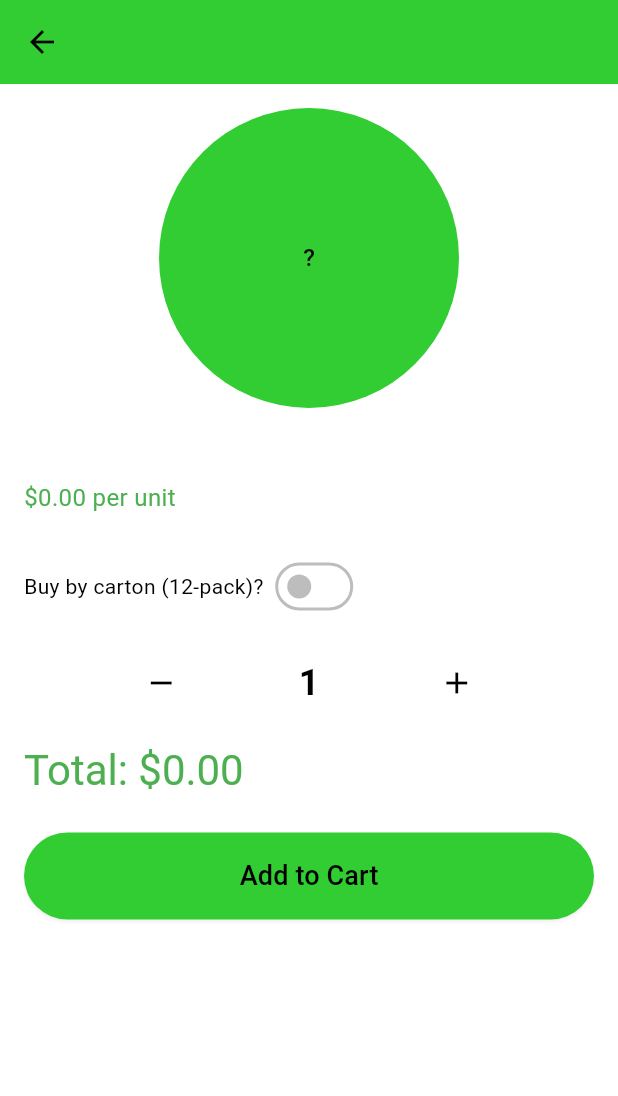
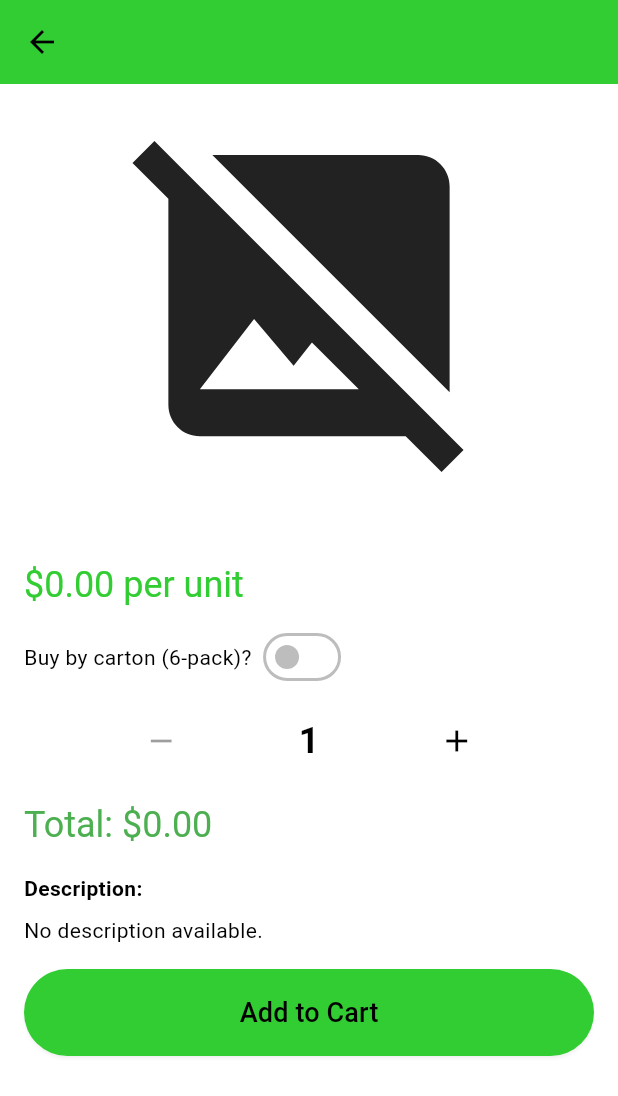
Before and after one commit to stevesheridanios/drinks2u, a Flutter app: the ProductDetailScreen screen opened directly with empty values, on a phone screen of 412 x 824 dp. Shown: the top 1096 px of the screen. Run offline on Flutter 3.47's test engine with Material 3 defaults, Android fonts, the phone set to English and light mode, and no system bars; our stand-ins replace cloud_firestore, firebase_auth, firebase_core, package_info_plus, shared_preferences; missing offline and left inert: mailer; accounts and stored records are empty.

```diff
--- a/lib/models/product.dart
+++ b/lib/models/product.dart
@@ -7,7 +7,7 @@ class Product {
   final double regional; // Regional customer price
   final double cost; // Supplier cost (for internal use)
   final String? image; // Nullable: Handles null for products without images
-  final String description;
+  final String description; // Final: Preserved in clones
 
   Product({
     required this.id,
@@ -48,15 +48,34 @@ class Product {
         sanitizedImage = pathPrefix + filename;
       }
     }
+
+    final desc = json['description'] ?? ''; // Safe default
+    print('Product.fromJson for ${json['name'] ?? 'Unnamed'}: description="$desc"'); // Debug: Log on creation
+
     return Product(
       id: int.tryParse(json['id']?.toString() ?? '0') ?? 0,
       name: json['name'] ?? '',
       category: json['category'] ?? '',
       metro: double.tryParse(json['metro']?.toString() ?? '0') ?? 0.0,
       regional: double.tryParse(json['regional']?.toString() ?? '0') ?? 0.0,
-      cost: double.tryParse(json['price']?.toString() ?? '0') ?? 0.0, // Map old 'price' to cost
+      cost: double.tryParse(json['cost']?.toString() ?? json['price']?.toString() ?? '0') ?? 0.0, // Prefer 'cost', fallback to 'price'
       image: sanitizedImage,
-      description: json['description'] ?? '',
+      description: desc,
     );
   }
+
+  // toJson if needed for cart/save (e.g., order export)
+  Map<String, dynamic> toJson() {
+    return {
+      'id': id,
+      'name': name,
+      'category': category,
+      'metro': metro,
+      'regional': regional,
+      'cost': cost,
+      'price': price, // Current price (post-mode)
+      'image': image,
+      'description': description,
+    };
+  }
 }
--- a/lib/products_screen.dart
+++ b/lib/products_screen.dart
@@ -2,22 +2,27 @@ import 'package:flutter/material.dart';
 import 'package:flutter/services.dart' show rootBundle;
 import 'package:flutter/foundation.dart'; // For kDebugMode
 import 'dart:convert';
+import 'dart:math'; // For min()
 import 'package:shared_preferences/shared_preferences.dart'; // For pricing mode
 import '../models/product.dart';
 import '../cart_manager.dart';
 import 'screens/product_detail_screen.dart';
 import 'package:cloud_firestore/cloud_firestore.dart';
+
 class ProductsScreen extends StatefulWidget {
   const ProductsScreen({super.key});
+
   @override
   State<ProductsScreen> createState() => _ProductsScreenState();
 }
+
 class _ProductsScreenState extends State<ProductsScreen> {
   List<Product> allProducts = [];
   List<Product> filteredProducts = [];
   String selectedCategory = 'Aloe Vera'; // Default to Aloe Vera
   bool isLoading = true; // Track loading state explicitly
   bool _isLoaded = false; // Prevent double-loading
+
   // Your 9 categories + 'All' for filtering (matched to hardcoded keys)
   List<String> categories = [
     'All',
@@ -31,6 +36,7 @@ class _ProductsScreenState extends State<ProductsScreen> {
     'Soft Drink',
     'Water',
   ];
+
   @override
   void initState() {
     super.initState();
@@ -39,6 +45,7 @@ class _ProductsScreenState extends State<ProductsScreen> {
       _isLoaded = true;
     }
   }
+
   Future<void> loadProducts() async {
     setState(() => isLoading = true); // Always show spinner for refresh
     _isLoaded = false; // Reset for refresh (allows re-load)
@@ -46,13 +53,16 @@ class _ProductsScreenState extends State<ProductsScreen> {
     try {
       final snapshot = await FirebaseFirestore.instance.collection('products').get();
       print('Firestore snapshot docs: ${snapshot.docs.length}'); // Debug: Fetched count
-      final List<dynamic> data = snapshot.docs.map((doc) {
+      final List<dynamic> data = [];
+      for (var doc in snapshot.docs) { // For loop for per-doc trace
         final mapData = doc.data();
-        return {
+        final rawDesc = mapData['description']; // Raw before default
+        final mappedDesc = rawDesc ?? ''; // After default
+        final mappedItem = {
           'id': doc.id,
           'sku': mapData['sku'] ?? '',
           'name': mapData['name'] ?? '',
-          'description': mapData['description'] ?? '',
+          'description': mappedDesc, // Use mapped
           'storageLocation': mapData['storageLocation'] ?? '',
           'category': mapData['category'] ?? '',
           'metro': double.tryParse(mapData['metro']?.toString() ?? '0') ?? 0.0,
@@ -63,11 +73,29 @@ class _ProductsScreenState extends State<ProductsScreen> {
           'initialSupplier': mapData['initialSupplier'] ?? '',
           'sellByUnit': mapData['sellByUnit'] ?? false,
           'sellByCarton': mapData['sellByCarton'] ?? false,
-          'regional': double.tryParse(mapData['regional']?.toString() ?? '0') ?? 0.0, // Fixed: double for price
+          'regional': double.tryParse(mapData['regional']?.toString() ?? '0') ?? 0.0,
           'archive': mapData['archive'] ?? false,
           'image': mapData['image'] ?? '',
         };
-      }).toList();
+        data.add(mappedItem);
+
+        // Per-doc debug: Raw vs mapped, especially for Nippys
+        if (kDebugMode) {
+          final name = mapData['name'] ?? 'Unnamed';
+          print('Firestore doc ${doc.id} (name: $name): raw description = "$rawDesc" (type: ${rawDesc.runtimeType}), mapped = "$mappedDesc"');
+          if (name.toLowerCase().contains('nippys')) {
+            print('*** NIPPYS TRACE: Doc $doc.id full raw data keys: ${mapData.keys.toList()}'); // Keys list for mismatch
+          }
+        }
+      }
+
+      // Temp diagnostic: Find Nippys and log full item
+      final nippysItem = data.firstWhere((item) => (item['name'] as String).contains('Nippys'), orElse: () => null);
+      if (nippysItem != null) {
+        print('*** NIPPYS FULL MAPPED ITEM: $nippysItem');
+        print('*** NIPPYS DESCRIPTION FROM MAPPED: "${nippysItem['description']}"');
+      }
+
       // Debug: Log first 3 items (remove after testing)
       for (int i = 0; i < data.length && i < 3; i++) {
         final item = data[i];
@@ -76,13 +104,14 @@ class _ProductsScreenState extends State<ProductsScreen> {
         print(' cartonQty: ${item['cartonQty']} (type: ${item['cartonQty'].runtimeType})');
         print(' regional: ${item['regional']} (type: ${item['regional'].runtimeType})');
         print(' price: ${item['price']} (type: ${item['price'].runtimeType})');
+        print(' description: "${item['description']}" (type: ${item['description'].runtimeType})'); // Added debug for description
       }
       print('Mapped ${data.length} items from Firestore'); // Debug: Parsed count
       if (mounted) {
         allProducts = []; // Clear to prevent duplication
         allProducts = data.map((json) => Product.fromJson(json)).toList(); // Sanitization happens in fromJson
         await _applyPricing(allProducts); // Apply dynamic pricing
-        filteredProducts = allProducts.where((p) => p.category == selectedCategory).toList(); // Default filter to Aloe Vera
+        filteredProducts = allProducts.where((p) => p.category == selectedCategory || selectedCategory == 'All').toList(); // Fixed filter for 'All'
         setState(() {
           isLoading = false;
           _isLoaded = true; // Re-set after successful load
@@ -101,7 +130,7 @@ class _ProductsScreenState extends State<ProductsScreen> {
           allProducts = []; // Clear to prevent duplication
           allProducts = jsonData.map((json) => Product.fromJson(json)).toList(); // Sanitization happens in fromJson
           await _applyPricing(allProducts); // Apply dynamic pricing
-          filteredProducts = allProducts.where((p) => p.category == selectedCategory).toList(); // Default filter to Aloe Vera
+          filteredProducts = allProducts.where((p) => p.category == selectedCategory || selectedCategory == 'All').toList(); // Fixed filter for 'All'
           setState(() {
             isLoading = false;
             _isLoaded = true; // Re-set after fallback
@@ -119,6 +148,7 @@ class _ProductsScreenState extends State<ProductsScreen> {
       }
     }
   }
+
   Future<void> _loadHardcodedProducts() async {
     if (_isLoaded) return; // Prevent double fallback
     print('Loading fallback hardcoded products...'); // Debug: Fallback start
@@ -127,13 +157,13 @@ class _ProductsScreenState extends State<ProductsScreen> {
       for (var item in items) {
         fallback.add(Product(
           id: fallback.length + 1, // Simple incremental ID
-          name: item['name'],
+          name: item['name'] ?? 'Unnamed',
           category: category,
           metro: item['price'] ?? 0.0, // Assume same for fallback (customize if needed)
           regional: item['price'] ?? 0.0,
           cost: item['price'] ?? 0.0, // Map to cost
-          image: item['image'] as String?, // Explicit nullable cast
-          description: '${item['name']} - A refreshing drink.', // Placeholder
+          image: item['image'] as String?,
+          description: item['description'] ?? '${item['name']} - A refreshing drink.', // Ensure description (add to map if missing)
         ));
       }
     });
@@ -141,7 +171,7 @@ class _ProductsScreenState extends State<ProductsScreen> {
       allProducts = []; // Clear to prevent duplication
       allProducts = fallback;
       await _applyPricing(allProducts); // Apply pricing to fallback too
-      filteredProducts = allProducts.where((p) => p.category == selectedCategory).toList(); // Default filter to Aloe Vera
+      filteredProducts = allProducts.where((p) => p.category == selectedCategory || selectedCategory == 'All').toList(); // Fixed filter for 'All'
       setState(() {
         isLoading = false;
         _isLoaded = true;
@@ -149,13 +179,16 @@ class _ProductsScreenState extends State<ProductsScreen> {
       });
     }
   }
+
   Future<void> _applyPricing(List<Product> products) async {
     final prefs = await SharedPreferences.getInstance();
     final String mode = prefs.getString('pricingMode') ?? 'regional';
     for (final product in products) {
       product.price = mode == 'metro' ? product.metro : product.regional;
+      print('Applied pricing for ${product.name}: $mode - New price: \$${product.price} (description preserved: "${product.description}")'); // Debug: Confirm description survives pricing
     }
   }
+
   void filterProducts(String category) {
     setState(() {
       selectedCategory = category;
@@ -167,6 +200,7 @@ class _ProductsScreenState extends State<ProductsScreen> {
       print('Filtered to ${filteredProducts.length} products for $category'); // Debug: Filter result
     });
   }
+
   Future<void> _addToCart(Product product) async {
     try {
       await CartManager.addToCart(product);
@@ -183,41 +217,43 @@ class _ProductsScreenState extends State<ProductsScreen> {
       }
     }
   }
-  // Keep your hardcoded map here temporarily for fallback
+
+  // Keep your hardcoded map here temporarily for fallback – Added descriptions
   Map<String, List<Map<String, dynamic>>> productsByCategory = {
     'Aloe Vera': [
-      {'name': 'Aloe Vera Lychee', 'price': 3.25, 'image': 'assets/images/aloe_lychee.png'},
-      {'name': 'Aloe Vera Mango', 'price': 3.50, 'image': 'assets/images/aloe_mango.png'},
-      {'name': 'Aloe Vera Original', 'price': 2.75, 'image': 'assets/images/aloe_original.png'},
-      {'name': 'Aloe Vera Peach', 'price': 3.00, 'image': 'assets/images/aloe_peach.png'},
-      {'name': 'Aloe Vera Watermelon', 'price': 3.25, 'image': 'assets/images/aloe_watermelon.png'},
+      {'name': 'Aloe Vera Lychee', 'price': 3.25, 'image': 'assets/images/aloe_lychee.png', 'description': 'Refreshing aloe vera with lychee flavor.'},
+      {'name': 'Aloe Vera Mango', 'price': 3.50, 'image': 'assets/images/aloe_mango.png', 'description': 'Tropical mango-infused aloe vera drink.'},
+      {'name': 'Aloe Vera Original', 'price': 2.75, 'image': 'assets/images/aloe_original.png', 'description': 'Pure aloe vera for hydration.'},
+      {'name': 'Aloe Vera Peach', 'price': 3.00, 'image': 'assets/images/aloe_peach.png', 'description': 'Sweet peach aloe vera blend.'},
+      {'name': 'Aloe Vera Watermelon', 'price': 3.25, 'image': 'assets/images/aloe_watermelon.png', 'description': 'Juicy watermelon aloe vera.'},
     ],
     'Coconut Water': [
-{'name': 'Coconut Water Original', 'price': 2.50, 'image': 'assets/images/coconut_original.png'},
-{'name': 'Coconut Water Mango', 'price': 3.00, 'image': null},
+      {'name': 'Coconut Water Original', 'price': 2.50, 'image': 'assets/images/coconut_original.png', 'description': 'Natural coconut water for electrolytes.'},
+      {'name': 'Coconut Water Mango', 'price': 3.00, 'image': null, 'description': 'Mango-flavored coconut water.'},
     ],
     'Energy Drink': [
-{'name': 'Energy Boost', 'price': 4.00, 'image': null},
+      {'name': 'Energy Boost', 'price': 4.00, 'image': null, 'description': 'High-energy boost with vitamins.'},
     ],
     'Flavoured Milk': [
-{'name': 'Chocolate Milk', 'price': 2.00, 'image': null},
+      {'name': 'Chocolate Milk', 'price': 2.00, 'image': null, 'description': 'Creamy chocolate milk.'},
     ],
     'Fruit Juice': [
-{'name': 'Orange Juice', 'price': 2.75, 'image': null},
+      {'name': 'Orange Juice', 'price': 2.75, 'image': null, 'description': 'Fresh squeezed orange juice.'},
     ],
     'Iced Tea': [
-{'name': 'Lemon Iced Tea', 'price': 2.25, 'image': null},
+      {'name': 'Lemon Iced Tea', 'price': 2.25, 'image': null, 'description': 'Refreshing lemon iced tea.'},
     ],
     'Mineral Water': [
-{'name': 'Sparkling Water', 'price': 1.50, 'image': null},
+      {'name': 'Sparkling Water', 'price': 1.50, 'image': null, 'description': 'Bubbly mineral water.'},
     ],
     'Soft Drink': [
-{'name': 'Cola', 'price': 2.00, 'image': null},
+      {'name': 'Cola', 'price': 2.00, 'image': null, 'description': 'Classic cola taste.'},
     ],
     'Water': [
-{'name': 'Pure Water', 'price': 1.00, 'image': null},
+      {'name': 'Pure Water', 'price': 1.00, 'image': null, 'description': 'Pure filtered water.'},
     ],
   };
+
   @override
   Widget build(BuildContext context) {
     return Scaffold(
@@ -276,6 +312,8 @@ children: [
                               // Debug print for image type detection
                               if (kDebugMode) {
                                 print('Debug: ${product.name} image="${product.image}" startsWith http: ${product.image?.startsWith("http") ?? false}');
+                                final previewLength = min(50, product.description.length);
+                                print('Debug: ${product.name} description preview: "${product.description.substring(0, previewLength)}..." (full length: ${product.description.length})'); // Safe substring with min + length
                               }
                               return Card(
                                 margin: const EdgeInsets.all(8.0),
@@ -322,8 +360,22 @@ children: [
                                             ))
                                       : CircleAvatar(child: Text(product.name.isNotEmpty ? product.name[0].toUpperCase() : '?')),
                                   title: Text(product.name),
-                                  subtitle: Text(
-                                    '\$${product.price.toStringAsFixed(2)}', // Price only, no description
+                                  subtitle: Column(
+                                    crossAxisAlignment: CrossAxisAlignment.start,
+                                    children: [
+                                      Text(
+                                        '\$${product.price.toStringAsFixed(2)}', // Price
+                                      ),
+                                      if (product.description.isNotEmpty)
+                                        Text(
+                                          product.description.length > 50
+                                              ? '${product.description.substring(0, min(50, product.description.length))}...'
+                                              : product.description,
+                                          style: Theme.of(context).textTheme.bodySmall,
+                                          maxLines: 2,
+                                          overflow: TextOverflow.ellipsis,
+                                        ), // Description preview – Safe substring
+                                    ],
                                   ),
                                   trailing: ElevatedButton(
                                     onPressed: () => _addToCart(product), // Quick add single
--- a/lib/screens/product_detail_screen.dart
+++ b/lib/screens/product_detail_screen.dart
@@ -1,57 +1,31 @@
 import 'package:flutter/material.dart';
+import 'package:flutter/foundation.dart'; // For kDebugMode
 import '../../models/product.dart';
 import '../../cart_manager.dart';
 
 class ProductDetailScreen extends StatefulWidget {
   final Product product;
   const ProductDetailScreen({super.key, required this.product});
-
   @override
   State<ProductDetailScreen> createState() => _ProductDetailScreenState();
 }
 
 class _ProductDetailScreenState extends State<ProductDetailScreen> {
-  int quantity = 1;
-  bool isCarton = false; // Toggle for carton (12-pack)
+  int _quantity = 1;
+  bool _isCarton = false; // Toggle unit vs carton
 
   @override
   void initState() {
     super.initState();
-    // Default to carton if desired, or single
-    if (isCarton) {
-      quantity = 12;
-    }
-  }
-
-  void _toggleCarton() {
-    setState(() {
-      isCarton = !isCarton;
-      quantity = isCarton ? 12 : 1;
-    });
-  }
-
-  void _incrementQuantity() {
-    setState(() {
-      quantity++;
-    });
-  }
-
-  void _decrementQuantity() {
-    if (quantity > 1) {
-      setState(() {
-        quantity--;
-      });
-    }
+    print('Detail init for ${widget.product.name} (ID: ${widget.product.id}): description = "${widget.product.description}" (length: ${widget.product.description.length})'); // Debug on entry
   }
 
   Future<void> _addToCart() async {
     try {
-      // Update CartManager to support initial quantity (modify addToCart to accept qty param)
-      await CartManager.addToCartWithQuantity(widget.product, quantity);
+      await CartManager.addToCart(widget.product); // Single add; update manager for qty if needed
       if (mounted) {
-        Navigator.pop(context); // Back to Products
         ScaffoldMessenger.of(context).showSnackBar(
-          SnackBar(content: Text('${widget.product.name} x$quantity added to cart!')),
+          SnackBar(content: Text('${widget.product.name} x${_quantity}${_isCarton ? ' carton' : ''} added to cart!')),
         );
       }
     } catch (e) {
@@ -65,112 +39,112 @@ class _ProductDetailScreenState extends State<ProductDetailScreen> {
 
   @override
   Widget build(BuildContext context) {
-    final double displayPrice = isCarton ? widget.product.price * 12 : widget.product.price;
-    final double total = displayPrice * quantity;
+    final product = widget.product;
+    final desc = product.description ?? ''; // Safe handling
+    final displayPrice = _isCarton ? (product.price * 6) : product.price; // Hardcoded carton = 6
+    final total = displayPrice * _quantity;
+    print('Build for ${product.name}: final desc = "$desc" (length: ${desc.length})'); // Debug on build
     return Scaffold(
       appBar: AppBar(
-        title: Text(widget.product.name),
-        backgroundColor: const Color(0xFF32CD32),
+        title: Text(product.name),
+        backgroundColor: const Color(0xFF32CD32), // Lime green
       ),
       body: SingleChildScrollView(
         padding: const EdgeInsets.all(16.0),
         child: Column(
           crossAxisAlignment: CrossAxisAlignment.start,
           children: [
-            // Image (updated: Network/Asset detection + error handling)
+            // Image
             Center(
-              child: (widget.product.image?.isNotEmpty ?? false)
-                  ? (widget.product.image!.startsWith('http')
+              child: (product.image?.isNotEmpty ?? false)
+                  ? (product.image!.startsWith('http')
                       ? Image.network(
-                          widget.product.image!,
-                          height: 200,
+                          product.image!,
+                          height: 250,
                           fit: BoxFit.contain,
                           loadingBuilder: (context, child, loadingProgress) =>
                               loadingProgress == null ? child : const CircularProgressIndicator(),
                           errorBuilder: (context, error, stackTrace) {
-                            print('Network image error in details for ${widget.product.name}: $error');
-                            return const Icon(Icons.image_not_supported, size: 200, color: Colors.grey);
+                            if (kDebugMode) print('Network image error: $error');
+                            return const Icon(Icons.error, size: 250);
                           },
                         )
                       : Image.asset(
-                          widget.product.image!,
-                          height: 200,
+                          product.image!,
+                          height: 250,
                           fit: BoxFit.contain,
                           errorBuilder: (context, error, stackTrace) {
-                            print('Asset image error in details for ${widget.product.name}: $error');
-                            return const Icon(Icons.image_not_supported, size: 200, color: Colors.grey);
+                            if (kDebugMode) print('Asset image error: $error');
+                            return const Icon(Icons.error, size: 250);
                           },
                         ))
-                  : CircleAvatar(
-                      radius: 100,
-                      child: Text(widget.product.name.isNotEmpty ? widget.product.name[0].toUpperCase() : '?'),
-                    ),
+                  : const Icon(Icons.image_not_supported, size: 250),
             ),
             const SizedBox(height: 16),
-            // Name and Price
+            // Name
             Text(
-              widget.product.name,
-              style: Theme.of(context).textTheme.headlineSmall,
+              product.name,
+              style: Theme.of(context).textTheme.headlineMedium,
             ),
+            // Price
             Text(
-              '\$${widget.product.price.toStringAsFixed(2)} per unit',
-              style: const TextStyle(fontSize: 16, color: Colors.green),
+              '\$${product.price.toStringAsFixed(2)} per unit',
+              style: Theme.of(context).textTheme.headlineSmall?.copyWith(color: const Color(0xFF32CD32)),
             ),
             const SizedBox(height: 8),
-            // Description (from products table, with label for clarity)
-            if (widget.product.description.isNotEmpty)
-              Padding(
-                padding: const EdgeInsets.only(top: 8.0, bottom: 8.0),
-                child: Column(
-                  crossAxisAlignment: CrossAxisAlignment.start,
-                  children: [
-                    Text(
-                      'Description:',
-                      style: Theme.of(context).textTheme.titleMedium?.copyWith(fontWeight: FontWeight.bold),
-                    ),
-                    const SizedBox(height: 4),
-                    Text(
-                      widget.product.description,
-                      style: Theme.of(context).textTheme.bodyMedium,
-                    ),
-                  ],
-                ),
-              ),
-            const SizedBox(height: 16),
-            // Carton Toggle
+            // Toggle Unit/Carton
             Row(
               children: [
-                const Text('Buy by carton (12-pack)? '),
+                const Text('Buy by carton (6-pack)? '),
                 Switch(
-                  value: isCarton,
-                  onChanged: (_) => _toggleCarton(),
+                  value: _isCarton,
+                  onChanged: (_) {
+                    setState(() {
+                      _isCarton = ! _isCarton;
+                      _quantity = _isCarton ? 1 : _quantity;
+                    });
+                  },
                 ),
               ],
             ),
-            if (isCarton) Text('Price for carton: \$${ (widget.product.price * 12).toStringAsFixed(2) }'),
-            const SizedBox(height: 16),
+            if (_isCarton) Text('Price for carton: \$${ (product.price * 6).toStringAsFixed(2) }'),
+            const SizedBox(height: 8),
             // Quantity Selector
             Row(
               mainAxisAlignment: MainAxisAlignment.spaceEvenly,
               children: [
                 IconButton(
-                  onPressed: _decrementQuantity,
+                  onPressed: _quantity > 1 ? () => setState(() => _quantity--) : null,
                   icon: const Icon(Icons.remove),
                 ),
-                Text('$quantity', style: const TextStyle(fontSize: 24, fontWeight: FontWeight.bold)),
+                Text('$_quantity', style: const TextStyle(fontSize: 24, fontWeight: FontWeight.bold)),
                 IconButton(
-                  onPressed: _incrementQuantity,
+                  onPressed: () => setState(() => _quantity++),
                   icon: const Icon(Icons.add),
                 ),
               ],
             ),
             const SizedBox(height: 16),
-            // Total
+            // Total (moved up for logical flow)
             Text(
               'Total: \$${total.toStringAsFixed(2)}',
-              style: Theme.of(context).textTheme.headlineMedium?.copyWith(color: Colors.green),
+              style: Theme.of(context).textTheme.headlineSmall?.copyWith(color: Colors.green),
             ),
-            const SizedBox(height: 24),
+            const SizedBox(height: 16),
+            // Description (MOVED HERE: After all pricing/quantity; now fully scrollable)
+            const Text(
+              'Description:',
+              style: TextStyle(fontWeight: FontWeight.bold),
+            ),
+            const SizedBox(height: 8),
+            Text(
+              desc.isEmpty ? 'No description available.' : desc,
+              style: Theme.of(context).textTheme.bodyMedium,
+              maxLines: null,  // Updated: Unlimited lines for full text
+              overflow: TextOverflow.visible,  // Updated: No truncation
+              softWrap: true,  // Ensures proper line wrapping
+            ),
+            const SizedBox(height: 16),  // Extra space before button
             // Add to Cart Button
             SizedBox(
               width: double.infinity,
--- a/pubspec.yaml
+++ b/pubspec.yaml
@@ -2,7 +2,7 @@ name: danfels
 description: "Danfels drinks app with categories, cart, and orders."
 publish_to: 'none'
 
-version: 1.9.1+1  # Bumped for latest changes
+version: 1.9.2+1  # Bumped for latest changes
 
 environment:
   sdk: ^3.9.2
```
Also changed, not shown: lib/main.dart (+9 -1 lines). Lines whose indentation alone changed are shown as unchanged.
